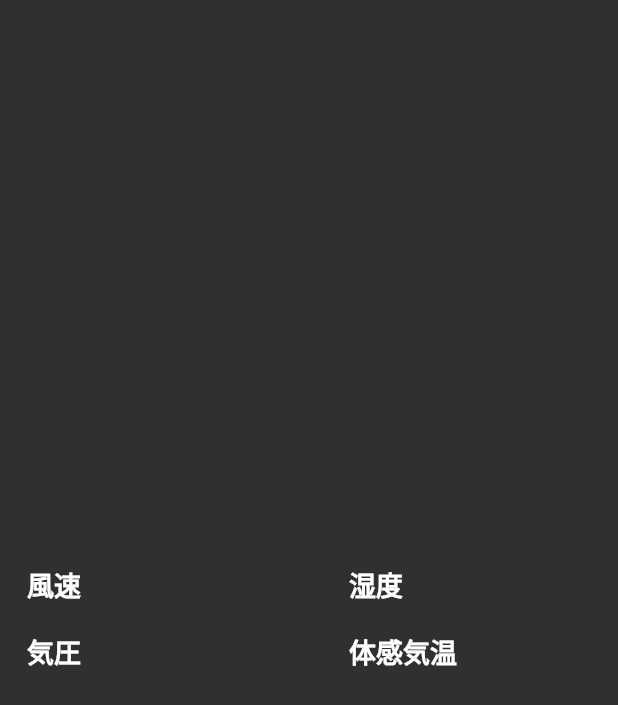
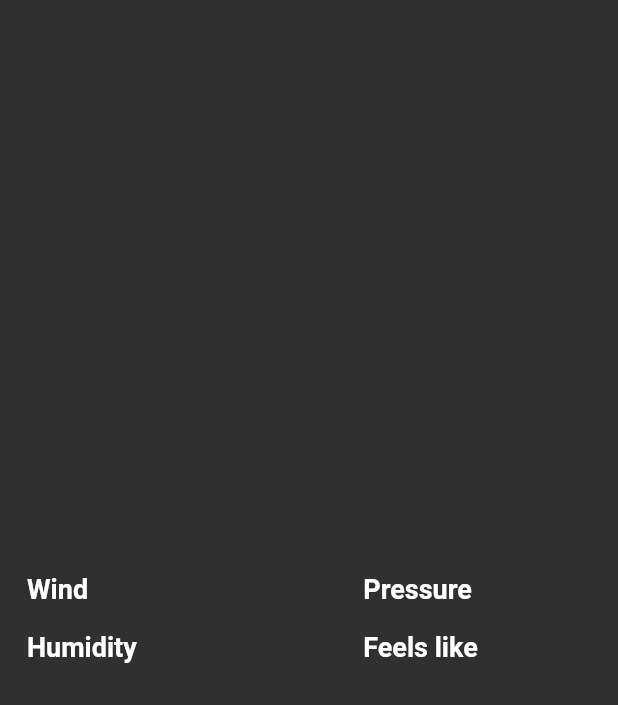
Before and after one commit to terupro/weather_app, a Flutter app: what additionalInformation() shows on an empty page, opened directly with empty values, on a phone screen of 412 x 824 dp. Shown: the top 705 px of the screen. Run offline on Flutter 3.47's test engine with Material 2 defaults, Android fonts, the phone set to English and light mode, and no system bars; our stand-ins replace firebase_auth, firebase_core, font_awesome_flutter; missing offline and left inert: flutterfire_ui; accounts and stored records are empty; network calls fail.

Commit message:
third commit

```diff
--- a/lib/components/additional_information.dart
+++ b/lib/components/additional_information.dart
@@ -20,9 +20,9 @@ Widget additionalInformation(
               mainAxisAlignment: MainAxisAlignment.start,
               crossAxisAlignment: CrossAxisAlignment.start,
               children: const [
-                Text("風速", style: titleTextStyle),
+                Text("Wind", style: titleTextStyle),
                 SizedBox(height: 18.0),
-                Text("気圧", style: titleTextStyle),
+                Text("Humidity", style: titleTextStyle),
               ],
             ),
             Column(
@@ -38,9 +38,9 @@ Widget additionalInformation(
               mainAxisAlignment: MainAxisAlignment.start,
               crossAxisAlignment: CrossAxisAlignment.start,
               children: const [
-                Text("湿度", style: titleTextStyle),
+                Text("Pressure", style: titleTextStyle),
                 SizedBox(height: 18.0),
-                Text("体感気温", style: titleTextStyle),
+                Text("Feels like", style: titleTextStyle),
               ],
             ),
             Column(
--- a/lib/pages/weather_page.dart
+++ b/lib/pages/weather_page.dart
@@ -78,7 +78,7 @@ class _WeatherPageState extends State<WeatherPage> {
                         getData();
                       });
                     },
-                    child: const Text("天気を更新する"),
+                    child: const Text("Reflesh Weather"),
                   ),
                 ),
               ],
```
